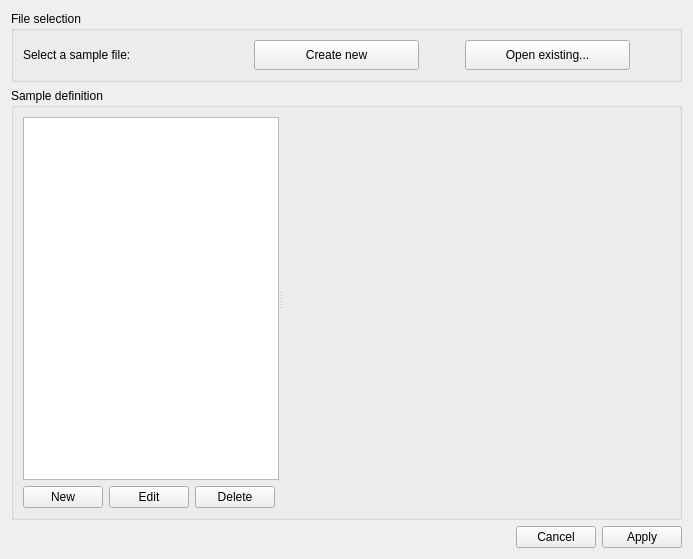
First picture: the form in custom/kws1/lib/gui/sampleconf.ui, repository mlz-ictrl/nicos, before the edit.
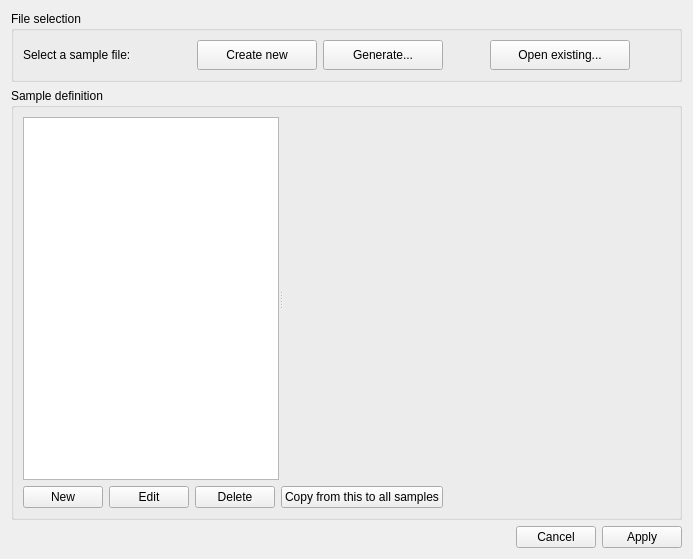
Second picture: the form after the edit. Icons and pictures are not drawn.

Commit message: KWS1: implement sample position generator

Patch:
```diff
--- a/custom/kws1/lib/gui/sampleconf.ui
+++ b/custom/kws1/lib/gui/sampleconf.ui
@@ -33,7 +33,7 @@
          <enum>Qt::Horizontal</enum>
         </property>
         <property name="sizeType">
-         <enum>QSizePolicy::Fixed</enum>
+         <enum>QSizePolicy::Expanding</enum>
         </property>
         <property name="sizeHint" stdset="0">
          <size>
@@ -47,7 +47,7 @@
        <widget class="QPushButton" name="newFileBtn">
         <property name="minimumSize">
          <size>
-          <width>160</width>
+          <width>120</width>
           <height>30</height>
          </size>
         </property>
@@ -60,17 +60,34 @@
         </property>
        </widget>
       </item>
+      <item>
+       <widget class="QPushButton" name="genFileBtn">
+        <property name="minimumSize">
+         <size>
+          <width>120</width>
+          <height>30</height>
+         </size>
+        </property>
+        <property name="text">
+         <string>Generate...</string>
+        </property>
+        <property name="icon">
+         <iconset resource="../../../../resources/nicos-gui.qrc">
+          <normaloff>:/table</normaloff>:/table</iconset>
+        </property>
+       </widget>
+      </item>
       <item>
        <spacer name="horizontalSpacer">
         <property name="orientation">
          <enum>Qt::Horizontal</enum>
         </property>
         <property name="sizeType">
-         <enum>QSizePolicy::Fixed</enum>
+         <enum>QSizePolicy::MinimumExpanding</enum>
         </property>
         <property name="sizeHint" stdset="0">
          <size>
-          <width>40</width>
+          <width>20</width>
           <height>20</height>
          </size>
         </property>
@@ -80,7 +97,7 @@
        <widget class="QPushButton" name="openFileBtn">
         <property name="minimumSize">
          <size>
-          <width>160</width>
+          <width>140</width>
           <height>30</height>
          </size>
         </property>
@@ -99,11 +116,11 @@
          <enum>Qt::Horizontal</enum>
         </property>
         <property name="sizeType">
-         <enum>QSizePolicy::Fixed</enum>
+         <enum>QSizePolicy::MinimumExpanding</enum>
         </property>
         <property name="sizeHint" stdset="0">
          <size>
-          <width>40</width>
+          <width>20</width>
           <height>20</height>
          </size>
         </property>
@@ -181,6 +198,13 @@
           </property>
          </widget>
         </item>
+        <item>
+         <widget class="QPushButton" name="copyBtn">
+          <property name="text">
+           <string>Copy from this to all samples</string>
+          </property>
+         </widget>
+        </item>
         <item>
          <spacer name="horizontalSpacer_3">
           <property name="orientation">
```
Left out of the diff: 26 changed lines with no effect on the pictures. The commit also changes 2 other files.
